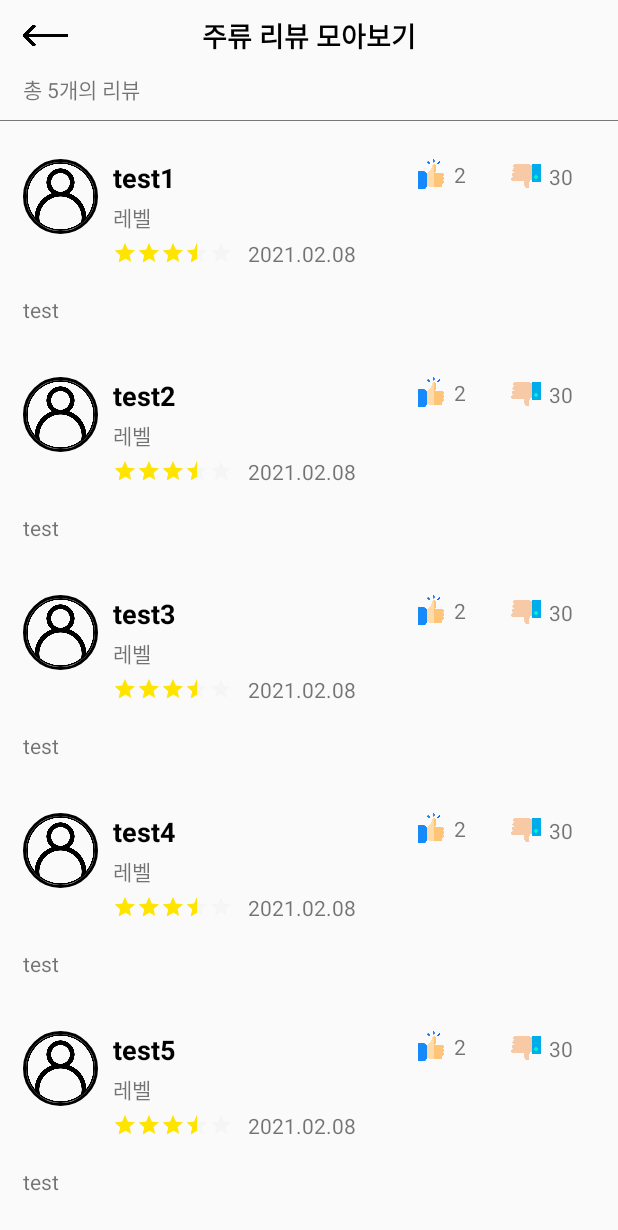
After one commit to jiwon2724/drinkProject, an Android app: the DrinkCommentListActivity screen opened directly, with no data from a screen before it, on a phone screen of 412 x 824 dp. The commit adds this screen. Shown: the top 1230 px of the screen. Run offline under Robolectric (Android 15) with nearby library versions, the phone set to English and light mode, and no system bars; our stand-ins replace CircleImageView.

Commit message:
DrinkInfoActicity UI 작업 DrinkCommentEditActivity UI 작업 DrinkCommentListActivity UI 작업 CommentAdapter 어댑터 구현

```diff
--- a/app/build.gradle
+++ b/app/build.gradle
@@ -55,4 +55,7 @@ dependencies {
     implementation 'com.github.bumptech.glide:glide:4.11.0'
     annotationProcessor 'com.github.bumptech.glide:compiler:4.11.0'
 
+    /** Circle ImageView**/
+    implementation 'de.hdodenhof:circleimageview:3.1.0'
+
 }
--- a/app/src/main/AndroidManifest.xml
+++ b/app/src/main/AndroidManifest.xml
@@ -18,7 +18,9 @@
         android:supportsRtl="true"
         android:theme="@style/AppTheme"
         android:usesCleartextTraffic="true">
-        <activity android:name=".DRINK.DrinkInfoActicity"></activity>
+        <activity android:name=".DRINK.DrinkCommentListActivity"></activity>
+        <activity android:name=".DRINK.DrinkCommentEditActivity" />
+        <activity android:name=".DRINK.DrinkInfoActicity" />
         <activity android:name=".SPLASH.SplashActivity" />
         <activity android:name=".DRINK.DrinkListActivity" />
         <activity android:name=".LOGIN.LoginActivity" />
--- /dev/null
+++ b/app/src/main/java/com/example/drinkproject/DRINK/DrinkCommentListActivity.kt
@@ -0,0 +1,23 @@
+package com.example.drinkproject.DRINK
+
+import androidx.appcompat.app.AppCompatActivity
+import android.os.Bundle
+import androidx.recyclerview.widget.LinearLayoutManager
+import com.example.drinkproject.R
+import com.example.drinkproject.RESOURCE.ADAPTER.CommentAdapter
+import kotlinx.android.synthetic.main.activity_drink_comment_list.*
+
+class DrinkCommentListActivity : AppCompatActivity() {
+    override fun onCreate(savedInstanceState: Bundle?) {
+        super.onCreate(savedInstanceState)
+        setContentView(R.layout.activity_drink_comment_list)
+
+        goBackButton.setOnClickListener {
+            finish()
+        }
+
+        val testList = arrayListOf<String>("test1", "test2", "test3", "test4", "test5")
+        commentListRecyclerView.layoutManager = LinearLayoutManager(this)
+        commentListRecyclerView.adapter = CommentAdapter(this, testList)
+    }
+}
--- a/app/src/main/java/com/example/drinkproject/DRINK/DrinkListActivity.kt
+++ b/app/src/main/java/com/example/drinkproject/DRINK/DrinkListActivity.kt
@@ -16,7 +16,7 @@ import kotlinx.android.synthetic.main.activity_drink_main.*
 class DrinkListActivity : AppCompatActivity(), View.OnClickListener, TabLayout.OnTabSelectedListener{
 
     var drinkType : String = ""
-    val arrayList : ArrayList<String> = arrayListOf("asd", "sss", "123", "123", "123")
+    val arrayList : ArrayList<String> = arrayListOf("asd", "sss", "123", "123", "123") // recyclerview test
     var adapter = DrinkListAdapter(this, arrayList, 1)
 
     override fun onCreate(savedInstanceState: Bundle?) {
--- /dev/null
+++ b/app/src/main/java/com/example/drinkproject/RESOURCE/ADAPTER/CommentAdapter.kt
@@ -0,0 +1,39 @@
+package com.example.drinkproject.RESOURCE.ADAPTER
+
+import android.content.Context
+import android.view.LayoutInflater
+import android.view.View
+import android.view.ViewGroup
+import android.widget.TextView
+import androidx.recyclerview.widget.RecyclerView
+import com.example.drinkproject.R
+import com.example.drinkproject.RESOURCE.LISTCLASS.comment
+
+class CommentAdapter(val context : Context, val commentList : ArrayList<String>) : RecyclerView.Adapter<CommentAdapter.Holder>() {
+
+
+
+    override fun onCreateViewHolder(parent: ViewGroup, viewType: Int): Holder {
+        val view = LayoutInflater.from(context).inflate(R.layout.drink_comment_item, parent, false)
+        return Holder(view)
+    }
+
+    override fun onBindViewHolder(holder: Holder, position: Int) {
+        holder.bind(commentList[position])
+
+    }
+
+    override fun getItemCount(): Int {
+        return commentList.size
+    }
+
+    inner class Holder(itemView : View) : RecyclerView.ViewHolder(itemView) {
+
+        val testName = itemView.findViewById<TextView>(R.id.testName)
+
+        fun bind(title : String){
+            testName.text = title
+        }
+
+    }
+}
--- /dev/null
+++ b/app/src/main/java/com/example/drinkproject/RESOURCE/LISTCLASS/comment.kt
@@ -0,0 +1,5 @@
+package com.example.drinkproject.RESOURCE.LISTCLASS
+
+data class comment (
+    val test : String
+)
--- a/app/src/main/java/com/example/drinkproject/RESOURCE/LISTCLASS/recommend.kt
+++ b/app/src/main/java/com/example/drinkproject/RESOURCE/LISTCLASS/recommend.kt
@@ -5,5 +5,5 @@ data class recommend (
     val title : String?,
     val rating : Double?,
     val alchol : Double?,
-    val heart : Int
+    val heart : Int?
 )
--- /dev/null
+++ b/app/src/main/res/layout/activity_drink_comment_list.xml
@@ -0,0 +1,60 @@
+<?xml version="1.0" encoding="utf-8"?>
+<androidx.constraintlayout.widget.ConstraintLayout xmlns:android="http://schemas.android.com/apk/res/android"
+    xmlns:app="http://schemas.android.com/apk/res-auto"
+    xmlns:tools="http://schemas.android.com/tools"
+    android:layout_width="match_parent"
+    android:layout_height="match_parent"
+    tools:context=".DRINK.DrinkCommentListActivity">
+
+    <TextView
+        android:textSize="18sp"
+        android:textStyle="bold"
+        android:textColor="@color/black"
+        android:id="@+id/textView31"
+        android:layout_width="wrap_content"
+        android:layout_height="wrap_content"
+        android:layout_marginTop="10dp"
+        android:text="주류 리뷰 모아보기"
+        app:layout_constraintEnd_toEndOf="parent"
+        app:layout_constraintStart_toStartOf="parent"
+        app:layout_constraintTop_toTopOf="parent" />
+
+    <Button
+        android:id="@+id/goBackButton"
+        android:layout_width="30dp"
+        android:layout_height="30dp"
+        android:layout_marginStart="15dp"
+        android:background="@drawable/left_arrow"
+        app:layout_constraintBottom_toBottomOf="@+id/textView31"
+        app:layout_constraintStart_toStartOf="parent"
+        app:layout_constraintTop_toTopOf="@+id/textView31" />
+
+    <TextView
+        android:id="@+id/textView41"
+        android:layout_width="wrap_content"
+        android:layout_height="wrap_content"
+        android:layout_marginTop="10dp"
+        android:text="총 5개의 리뷰"
+        app:layout_constraintStart_toStartOf="@+id/goBackButton"
+        app:layout_constraintTop_toBottomOf="@+id/goBackButton" />
+
+    <View
+        android:background="#777777"
+        android:id="@+id/view18"
+        android:layout_width="wrap_content"
+        android:layout_height="0.5dp"
+        android:layout_marginTop="10dp"
+        app:layout_constraintEnd_toEndOf="parent"
+        app:layout_constraintStart_toStartOf="parent"
+        app:layout_constraintTop_toBottomOf="@+id/textView41" />
+
+    <androidx.recyclerview.widget.RecyclerView
+        android:id="@+id/commentListRecyclerView"
+        android:layout_width="0dp"
+        android:layout_height="0dp"
+        android:layout_marginTop="10dp"
+        app:layout_constraintBottom_toBottomOf="parent"
+        app:layout_constraintEnd_toEndOf="parent"
+        app:layout_constraintStart_toStartOf="parent"
+        app:layout_constraintTop_toBottomOf="@+id/view18" />
+</androidx.constraintlayout.widget.ConstraintLayout>
--- /dev/null
+++ b/app/src/main/res/layout/drink_comment_item.xml
@@ -0,0 +1,117 @@
+<?xml version="1.0" encoding="utf-8"?>
+<androidx.constraintlayout.widget.ConstraintLayout
+    xmlns:android="http://schemas.android.com/apk/res/android"
+    xmlns:app="http://schemas.android.com/apk/res-auto"
+    xmlns:tools="http://schemas.android.com/tools"
+    android:layout_width="match_parent"
+    android:layout_height="wrap_content">
+
+    <de.hdodenhof.circleimageview.CircleImageView
+        android:id="@+id/profileImageView"
+        android:layout_width="50dp"
+        android:layout_height="50dp"
+        android:layout_marginStart="15dp"
+        android:layout_marginTop="15dp"
+        android:src="@drawable/user"
+        app:civ_border_color="#FF000000"
+        app:civ_border_width="2dp"
+        app:layout_constraintStart_toStartOf="parent"
+        app:layout_constraintTop_toTopOf="parent" />
+
+    <TextView
+        android:textColor="@color/black"
+        android:textSize="18dp"
+        android:textStyle="bold"
+        android:id="@+id/testName"
+        android:layout_width="wrap_content"
+        android:layout_height="wrap_content"
+        android:layout_marginStart="10dp"
+        android:text="닉네임"
+        app:layout_constraintStart_toEndOf="@+id/profileImageView"
+        app:layout_constraintTop_toTopOf="@+id/profileImageView" />
+
+    <TextView
+        android:id="@+id/textView32"
+        android:layout_width="wrap_content"
+        android:layout_height="wrap_content"
+        android:layout_marginTop="3dp"
+        android:text="레벨"
+        app:layout_constraintStart_toStartOf="@+id/testName"
+        app:layout_constraintTop_toBottomOf="@+id/testName" />
+
+    <RatingBar
+        android:id="@+id/ratingBar2"
+        style="?android:attr/ratingBarStyleSmall"
+        android:layout_width="wrap_content"
+        android:layout_height="wrap_content"
+        android:layout_marginTop="5dp"
+        android:numStars="5"
+        android:rating="3.5"
+        android:stepSize="0.5"
+        android:theme="@style/CustomRatingBar"
+        app:layout_constraintStart_toStartOf="@+id/textView32"
+        app:layout_constraintTop_toBottomOf="@+id/textView32" />
+
+    <TextView
+        android:id="@+id/textView33"
+        android:layout_width="wrap_content"
+        android:layout_height="wrap_content"
+        android:layout_marginStart="10dp"
+        android:text="2021.02.08"
+        app:layout_constraintBottom_toBottomOf="@+id/ratingBar2"
+        app:layout_constraintStart_toEndOf="@+id/ratingBar2"
+        app:layout_constraintTop_toTopOf="@+id/ratingBar2" />
+
+    <ImageView
+        android:id="@+id/imageView20"
+        android:layout_width="20dp"
+        android:layout_height="20dp"
+        android:layout_marginEnd="5dp"
+        app:layout_constraintEnd_toStartOf="@+id/textView35"
+        app:layout_constraintTop_toTopOf="@+id/testName"
+        app:srcCompat="@drawable/like" />
+
+    <ImageView
+        android:id="@+id/imageView21"
+        android:layout_width="20dp"
+        android:layout_height="20dp"
+        android:layout_marginTop="1dp"
+        android:layout_marginEnd="5dp"
+        app:layout_constraintEnd_toStartOf="@+id/textView34"
+        app:layout_constraintTop_toTopOf="@+id/testName"
+        app:srcCompat="@drawable/thumb_down" />
+
+    <TextView
+        android:id="@+id/textView34"
+        android:layout_width="wrap_content"
+        android:layout_height="wrap_content"
+        android:layout_marginEnd="30dp"
+        android:text="30"
+        app:layout_constraintBottom_toBottomOf="@+id/imageView21"
+        app:layout_constraintEnd_toEndOf="parent"
+        app:layout_constraintTop_toTopOf="@+id/imageView21" />
+
+    <TextView
+        android:id="@+id/textView35"
+        android:layout_width="wrap_content"
+        android:layout_height="wrap_content"
+        android:layout_marginEnd="30dp"
+        android:text="2"
+        app:layout_constraintBottom_toBottomOf="@+id/imageView20"
+        app:layout_constraintEnd_toStartOf="@+id/imageView21"
+        app:layout_constraintTop_toTopOf="@+id/imageView20" />
+
+    <TextView
+        android:id="@+id/textView36"
+        android:layout_width="0dp"
+        android:layout_height="wrap_content"
+        android:layout_marginTop="20dp"
+        android:layout_marginEnd="15dp"
+        android:layout_marginBottom="20dp"
+        android:text="test"
+        app:layout_constraintBottom_toBottomOf="parent"
+        app:layout_constraintEnd_toEndOf="parent"
+        app:layout_constraintStart_toStartOf="@+id/profileImageView"
+        app:layout_constraintTop_toBottomOf="@+id/ratingBar2" />
+
+</androidx.constraintlayout.widget.ConstraintLayout>
```
Also changed, not shown: app/src/main/java/com/example/drinkproject/DRINK/DrinkCommentEditActivity.kt (added, +17 -0 lines), app/src/main/java/com/example/drinkproject/DRINK/DrinkInfoActicity.kt (+19 -0 lines), app/src/main/res/layout/activity_drink_comment_edit.xml (added, +102 -0 lines), app/src/main/res/layout/activity_drink_info_acticity.xml (+73 -30 lines), app/src/main/res/drawable-v24/thumb_down.png (added), app/src/main/res/drawable-v24/user.png (added), app/src/main/res/drawable/thumb_down.png (added), app/src/main/res/drawable/user.png (added).
